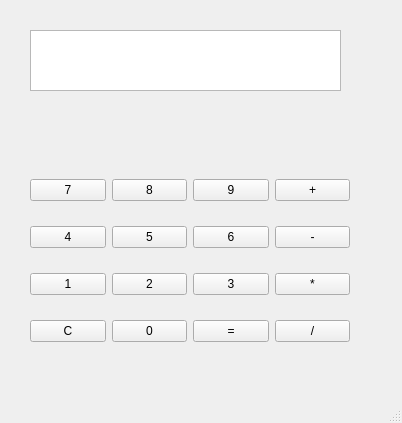
Qt form HW6_Calculator/frmCalculator.ui (igorab/GIT_QT) before a commit.
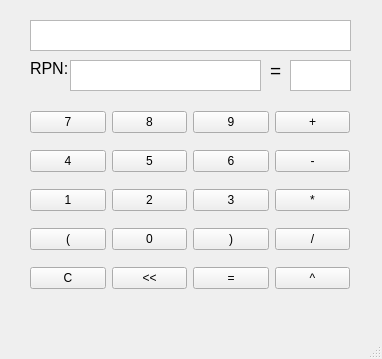
The same form after that commit.

```diff
--- a/HW6_Calculator/frmCalculator.ui
+++ b/HW6_Calculator/frmCalculator.ui
@@ -6,8 +6,8 @@
    <rect>
     <x>0</x>
     <y>0</y>
-    <width>402</width>
-    <height>423</height>
+    <width>382</width>
+    <height>359</height>
    </rect>
   </property>
   <property name="windowTitle">
@@ -18,61 +18,12 @@
     <property name="geometry">
      <rect>
       <x>30</x>
-      <y>160</y>
+      <y>100</y>
       <width>320</width>
       <height>201</height>
      </rect>
     </property>
-    <layout class="QGridLayout" name="gridLayout" rowminimumheight="0,0,0,0" columnminimumwidth="0,0,0,0">
-     <item row="3" column="1">
-      <widget class="QPushButton" name="But_0">
-       <property name="text">
-        <string>0</string>
-       </property>
-      </widget>
-     </item>
-     <item row="3" column="0">
-      <widget class="QPushButton" name="But_C">
-       <property name="text">
-        <string>C</string>
-       </property>
-      </widget>
-     </item>
-     <item row="0" column="2">
-      <widget class="QPushButton" name="But_9">
-       <property name="text">
-        <string>9</string>
-       </property>
-      </widget>
-     </item>
-     <item row="1" column="1">
-      <widget class="QPushButton" name="But_5">
-       <property name="text">
-        <string>5</string>
-       </property>
-      </widget>
-     </item>
-     <item row="2" column="0">
-      <widget class="QPushButton" name="But_1">
-       <property name="text">
-        <string>1</string>
-       </property>
-      </widget>
-     </item>
-     <item row="0" column="1">
-      <widget class="QPushButton" name="But_8">
-       <property name="text">
-        <string>8</string>
-       </property>
-      </widget>
-     </item>
-     <item row="0" column="0">
-      <widget class="QPushButton" name="But_7">
-       <property name="text">
-        <string>7</string>
-       </property>
-      </widget>
-     </item>
+    <layout class="QGridLayout" name="gridLayout">
      <item row="1" column="0">
       <widget class="QPushButton" name="But_4">
        <property name="text">
@@ -80,6 +31,13 @@
        </property>
       </widget>
      </item>
+     <item row="0" column="2">
+      <widget class="QPushButton" name="But_9">
+       <property name="text">
+        <string>9</string>
+       </property>
+      </widget>
+     </item>
      <item row="2" column="1">
       <widget class="QPushButton" name="But_2">
        <property name="text">
@@ -87,13 +45,6 @@
        </property>
       </widget>
      </item>
-     <item row="0" column="3">
-      <widget class="QPushButton" name="But_Plus">
-       <property name="text">
-        <string>+</string>
-       </property>
-      </widget>
-     </item>
      <item row="1" column="2">
       <widget class="QPushButton" name="But_6">
        <property name="text">
@@ -101,13 +52,6 @@
        </property>
       </widget>
      </item>
-     <item row="1" column="3">
-      <widget class="QPushButton" name="But_Min">
-       <property name="text">
-        <string>-</string>
-       </property>
-      </widget>
-     </item>
      <item row="2" column="2">
       <widget class="QPushButton" name="But_3">
        <property name="text">
@@ -115,6 +59,13 @@
        </property>
       </widget>
      </item>
+     <item row="1" column="1">
+      <widget class="QPushButton" name="But_5">
+       <property name="text">
+        <string>5</string>
+       </property>
+      </widget>
+     </item>
      <item row="2" column="3">
       <widget class="QPushButton" name="But_Mul">
        <property name="text">
@@ -122,10 +73,17 @@
        </property>
       </widget>
      </item>
-     <item row="3" column="2">
-      <widget class="QPushButton" name="But_E">
+     <item row="0" column="1">
+      <widget class="QPushButton" name="But_8">
        <property name="text">
-        <string>=</string>
+        <string>8</string>
+       </property>
+      </widget>
+     </item>
+     <item row="1" column="3">
+      <widget class="QPushButton" name="But_Min">
+       <property name="text">
+        <string>-</string>
        </property>
       </widget>
      </item>
@@ -136,18 +94,144 @@
        </property>
       </widget>
      </item>
+     <item row="3" column="1">
+      <widget class="QPushButton" name="But_0">
+       <property name="text">
+        <string>0</string>
+       </property>
+      </widget>
+     </item>
+     <item row="2" column="0">
+      <widget class="QPushButton" name="But_1">
+       <property name="text">
+        <string>1</string>
+       </property>
+      </widget>
+     </item>
+     <item row="0" column="0">
+      <widget class="QPushButton" name="But_7">
+       <property name="text">
+        <string>7</string>
+       </property>
+      </widget>
+     </item>
+     <item row="0" column="3">
+      <widget class="QPushButton" name="But_Plus">
+       <property name="text">
+        <string>+</string>
+       </property>
+      </widget>
+     </item>
+     <item row="4" column="3">
+      <widget class="QPushButton" name="But_Pow">
+       <property name="text">
+        <string>^</string>
+       </property>
+      </widget>
+     </item>
+     <item row="4" column="0">
+      <widget class="QPushButton" name="But_C">
+       <property name="text">
+        <string>C</string>
+       </property>
+      </widget>
+     </item>
+     <item row="4" column="2">
+      <widget class="QPushButton" name="But_E">
+       <property name="text">
+        <string>=</string>
+       </property>
+      </widget>
+     </item>
+     <item row="3" column="0">
+      <widget class="QPushButton" name="But_LeftParenthesis">
+       <property name="text">
+        <string>(</string>
+       </property>
+      </widget>
+     </item>
+     <item row="3" column="2">
+      <widget class="QPushButton" name="But_RightParenthesis">
+       <property name="text">
+        <string>)</string>
+       </property>
+      </widget>
+     </item>
+     <item row="4" column="1">
+      <widget class="QPushButton" name="But_DelChar">
+       <property name="text">
+        <string>&lt;&lt;</string>
+       </property>
+      </widget>
+     </item>
     </layout>
    </widget>
+   <widget class="QTextBrowser" name="textBrowser">
+    <property name="geometry">
+     <rect>
+      <x>70</x>
+      <y>60</y>
+      <width>191</width>
+      <height>31</height>
+     </rect>
+    </property>
+   </widget>
    <widget class="QTextBrowser" name="CalcScreen">
     <property name="geometry">
      <rect>
       <x>30</x>
-      <y>30</y>
-      <width>311</width>
-      <height>61</height>
+      <y>20</y>
+      <width>321</width>
+      <height>31</height>
      </rect>
     </property>
    </widget>
+   <widget class="QTextBrowser" name="textBrowser_2">
+    <property name="geometry">
+     <rect>
+      <x>290</x>
+      <y>60</y>
+      <width>61</width>
+      <height>31</height>
+     </rect>
+    </property>
+   </widget>
+   <widget class="QLabel" name="label">
+    <property name="geometry">
+     <rect>
+      <x>30</x>
+      <y>60</y>
+      <width>41</width>
+      <height>16</height>
+     </rect>
+    </property>
+    <property name="font">
+     <font>
+      <pointsize>12</pointsize>
+     </font>
+    </property>
+    <property name="text">
+     <string>RPN:</string>
+    </property>
+   </widget>
+   <widget class="QLabel" name="label_2">
+    <property name="geometry">
+     <rect>
+      <x>270</x>
+      <y>60</y>
+      <width>16</width>
+      <height>20</height>
+     </rect>
+    </property>
+    <property name="font">
+     <font>
+      <pointsize>14</pointsize>
+     </font>
+    </property>
+    <property name="text">
+     <string>=</string>
+    </property>
+   </widget>
   </widget>
   <widget class="QMenuBar" name="menubar">
    <property name="geometry">
```
Left out of the diff: 2 changed lines with no effect on the pictures.
